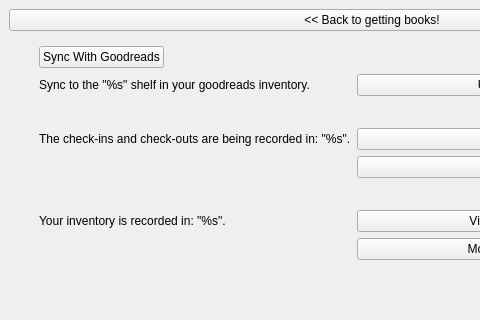
Above: checkout.ui from sbadame/checkout before the change; both pictures show x 0 to 480 and y 0 to 320 of the 744 by 610 pixel window. Below: the same form after it.
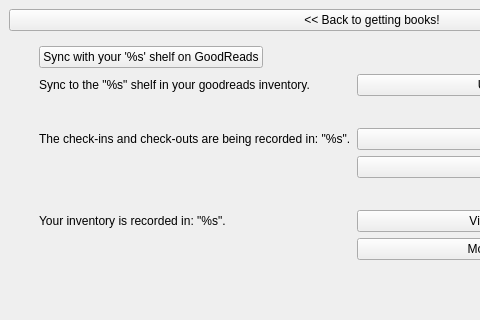
That is the form after the change. The open tabs and pages were chosen to show the change. Custom widgets are drawn as their Qt base class.

Commit message: Better naming

What changed in the file:
```diff
--- a/checkout.ui
+++ b/checkout.ui
@@ -168,7 +168,7 @@
               <item row="1" column="0">
                <widget class="QPushButton" name="sync_button">
                 <property name="text">
-                 <string>Sync With Goodreads</string>
+                 <string>Sync with your '%s' shelf on GoodReads</string>
                 </property>
                </widget>
               </item>
```
The commit also changes 1 other file.
